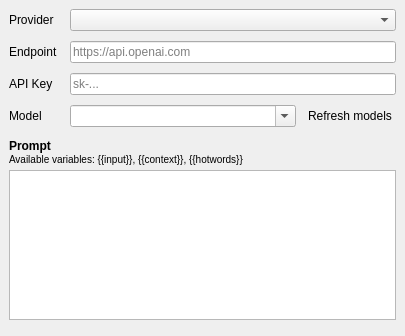
Before: the Qt Designer form src/llm_settings_widget.ui in xiaodaxia-2008/TalkInput, drawn with Qt 5.
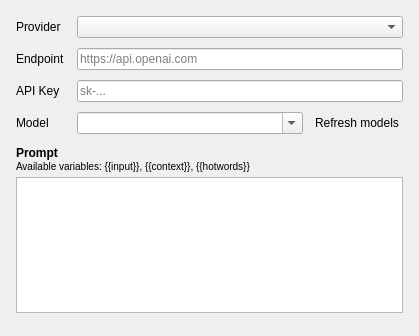
After: the same form once the commit is applied. Icons and pictures are not drawn.

```diff
--- a/src/llm_settings_widget.ui
+++ b/src/llm_settings_widget.ui
@@ -14,6 +14,10 @@
      <widget class="QWidget" name="content">
       <layout class="QVBoxLayout" name="contentLayout">
        <property name="spacing"><number>12</number></property>
+       <property name="leftMargin"><number>16</number></property>
+       <property name="topMargin"><number>16</number></property>
+       <property name="rightMargin"><number>16</number></property>
+       <property name="bottomMargin"><number>16</number></property>
        <item>
         <layout class="QGridLayout" name="grid">
          <property name="horizontalSpacing"><number>12</number></property>
```
